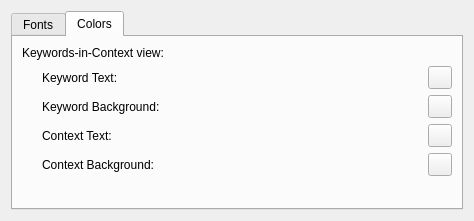
The window that ui/PreferencesWindow.ui (rug-compling/dact) describes before a commit, drawn with Qt 5.
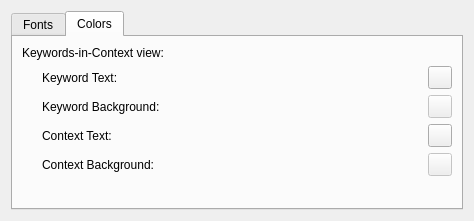
The same window after the commit. The open tabs and pages were chosen to show the change. Custom widgets are drawn as their Qt base class.

Commit message: Made font box read-only (because you will always use the [Select] button) and disabled the background colors for now

```diff
--- a/ui/PreferencesWindow.ui
+++ b/ui/PreferencesWindow.ui
@@ -119,13 +119,21 @@
           <widget class="DactColorWell" name="keywordsInContextKeywordForegroundColor"/>
          </item>
          <item row="1" column="2">
-          <widget class="DactColorWell" name="keywordsInContextKeywordBackgroundColor"/>
+          <widget class="DactColorWell" name="keywordsInContextKeywordBackgroundColor">
+           <property name="enabled">
+            <bool>false</bool>
+           </property>
+          </widget>
          </item>
          <item row="2" column="2">
           <widget class="DactColorWell" name="keywordsInContextContextForegroundColor"/>
          </item>
          <item row="3" column="2">
-          <widget class="DactColorWell" name="keywordsInContextContextBackgroundColor"/>
+          <widget class="DactColorWell" name="keywordsInContextContextBackgroundColor">
+           <property name="enabled">
+            <bool>false</bool>
+           </property>
+          </widget>
          </item>
         </layout>
        </item>
```
Left out of the diff: 6 changed lines with no effect on the pictures.
